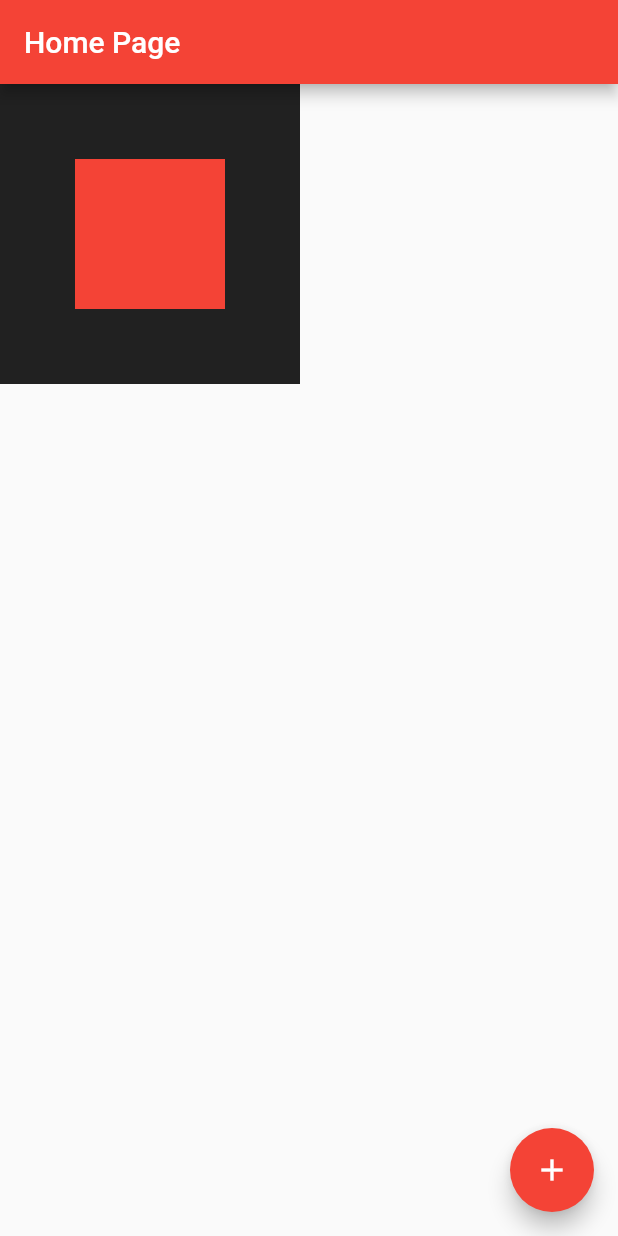
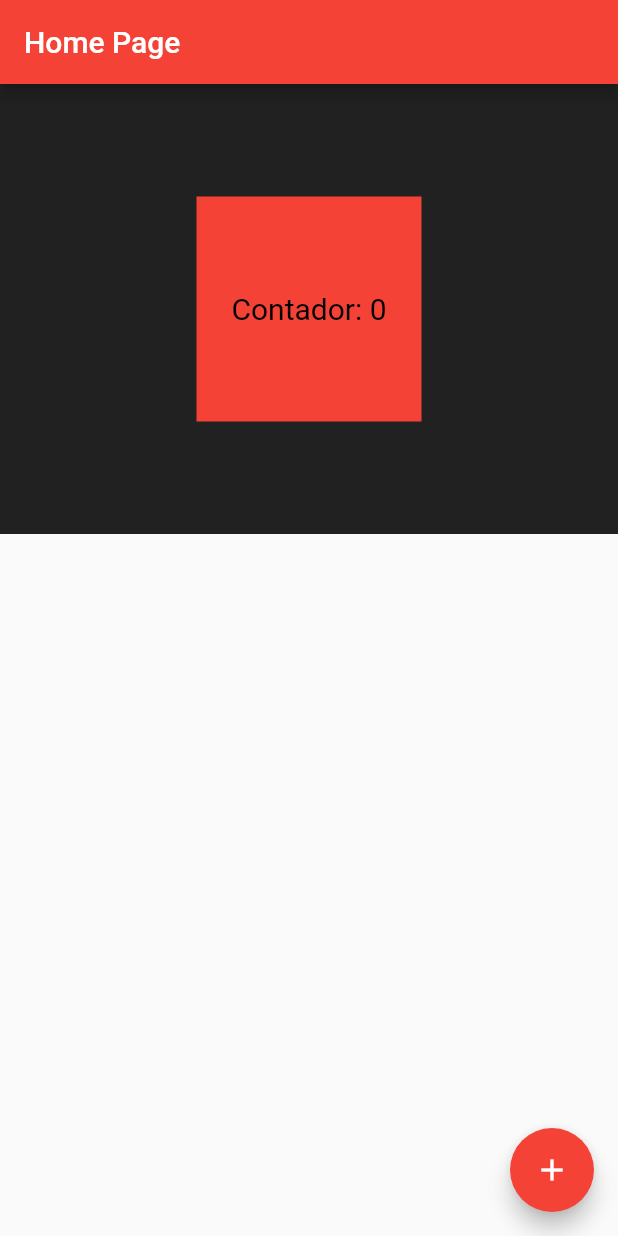
Before and after one commit to Luizgpp/Maratona-Flutter, a Flutter app: the screen it shows after launch, on a phone screen of 412 x 824 dp. Run offline on Flutter 3.47's test engine with Material 2 defaults, Android fonts, the phone set to English and light mode, and no system bars.

Commit message:
Incluindo novamente contador no centro do widget

```diff
--- a/PrimeiroProjeto/HelloWorld/lib/home_page.dart
+++ b/PrimeiroProjeto/HelloWorld/lib/home_page.dart
@@ -17,14 +17,22 @@ class HomePageState extends State<HomePage> {
         title: Text('Home Page'),
       ),
       body: Container(
-        height: 200,
-        width: 200,
+        height: 300,
+        width: double.infinity,
         color: Colors.black87,
         child: Center(
           child: Container(
-            height: 100,
-            width: 100,
+            height: 150,
+            width: 150,
             color: Colors.red,
+            child: GestureDetector(
+              child: Center(
+                child: Text(
+                  'Contador: $counter',
+                  style: TextStyle(fontSize: 20, color: Colors.black),
+                ),
+              ),
+            ),
           ),
         ),
       ),
```
